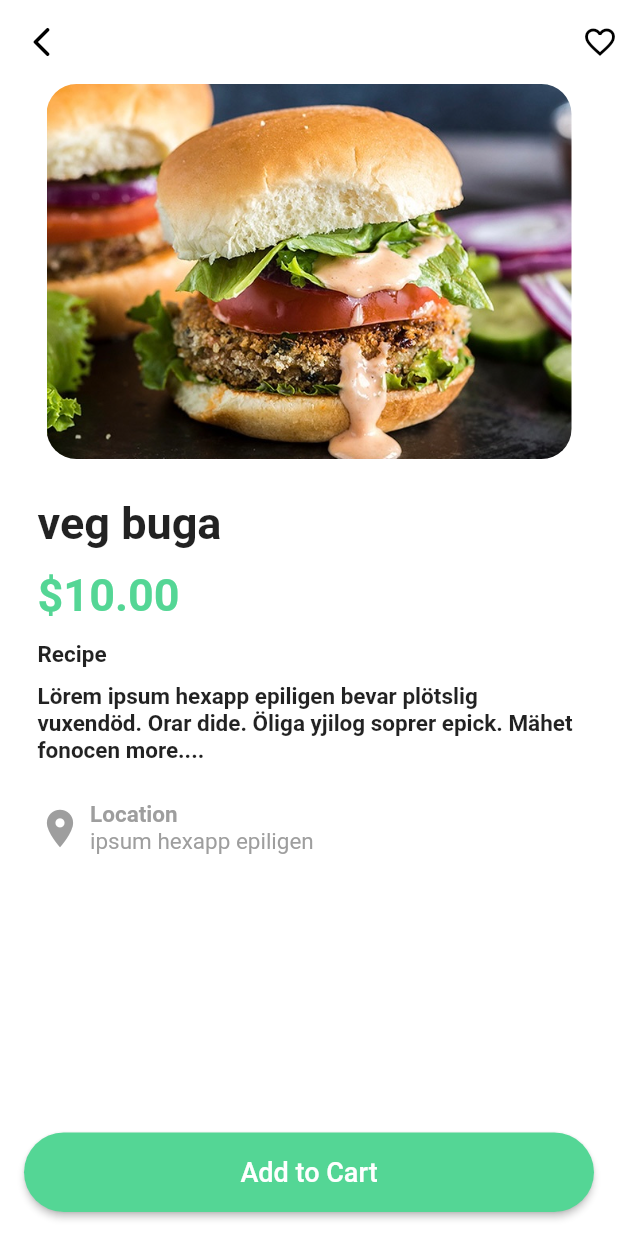
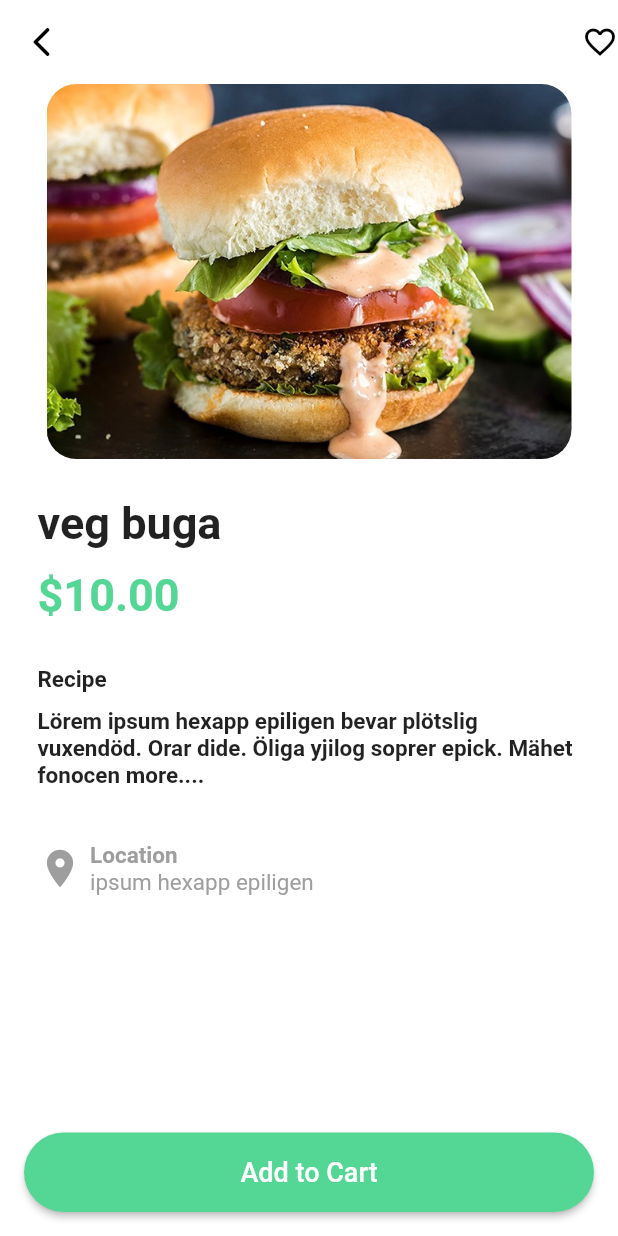
Before and after one commit to selenamadray/coding_exercise, a Flutter app: the screen it shows after launch, on a phone screen of 412 x 824 dp. Run offline on Flutter 3.47's test engine with Material 2 defaults, Android fonts, the light colour scheme and no system bars; Roboto replaces fonts that are missing (Poppins).

Commit message:
commit 1

```diff
--- a/coding_exercise/lib/main.dart
+++ b/coding_exercise/lib/main.dart
@@ -81,7 +81,7 @@ class MyHomePage extends StatelessWidget {
                             fontWeight: FontWeight.bold,
             ),
           ),
-          SizedBox(height: 13.0), // Add some spacing between the lines
+          SizedBox(height: 30.0), // Add some spacing between the lines
                         Text(
                           'Recipe',
                           style: TextStyle(
@@ -99,7 +99,7 @@ class MyHomePage extends StatelessWidget {
                             fontWeight: FontWeight.bold,
             ),
           ),
-           SizedBox(height: 25.0),
+           SizedBox(height: 35.0),
                   Row(
                 children: [
                   Icon(
```
